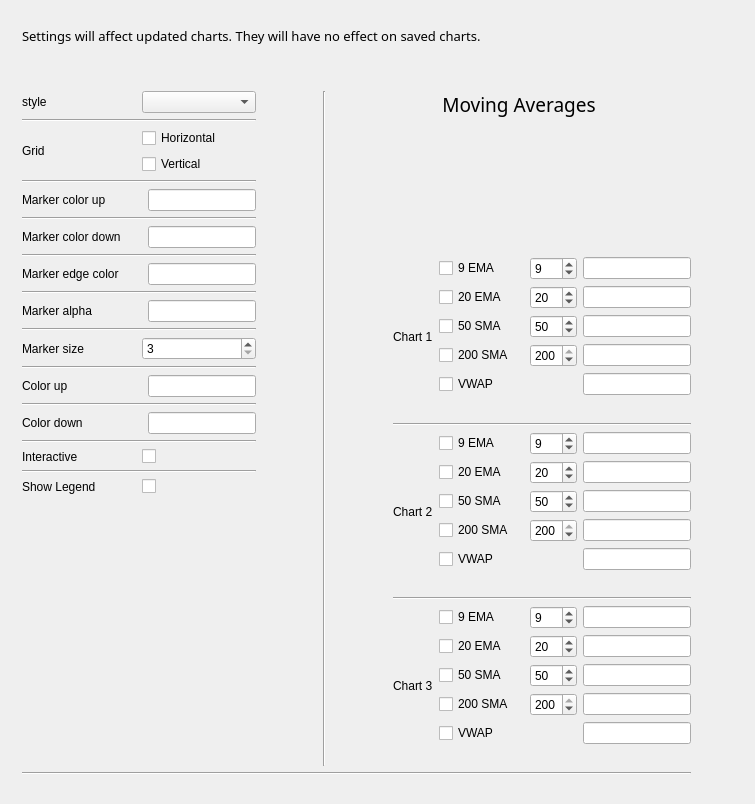
MikePia/structjour, file src/journal/view/chartform.ui: the form before one commit.
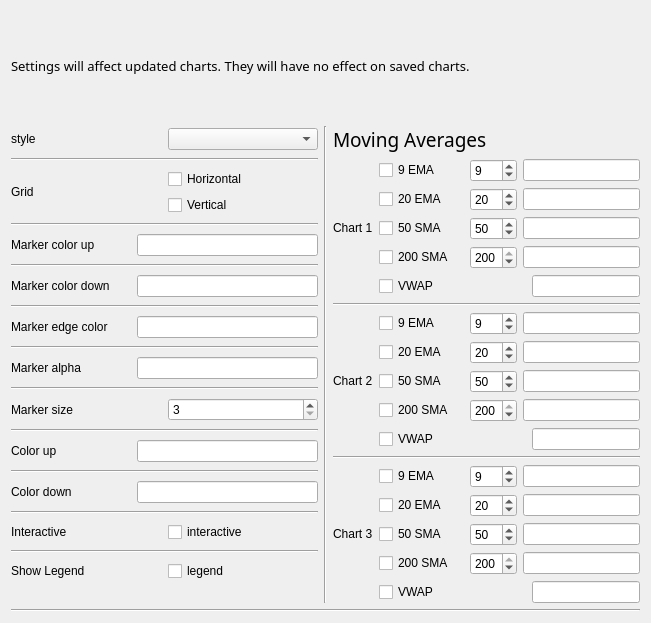
The form after the commit. Icons and pictures are not drawn.

Diff of the .ui file:
```diff
--- a/src/journal/view/chartform.ui
+++ b/src/journal/view/chartform.ui
@@ -6,8 +6,8 @@
    <rect>
     <x>0</x>
     <y>0</y>
-    <width>755</width>
-    <height>804</height>
+    <width>651</width>
+    <height>623</height>
    </rect>
   </property>
   <property name="windowTitle">
@@ -17,20 +17,19 @@
    <iconset>
     <normaloff>../../images/ZSLogo.png</normaloff>../../images/ZSLogo.png</iconset>
   </property>
-  <widget class="QWidget" name="">
-   <property name="geometry">
-    <rect>
-     <x>22</x>
-     <y>27</y>
-     <width>669</width>
-     <height>748</height>
-    </rect>
-   </property>
-   <layout class="QVBoxLayout" name="verticalLayout_9">
+  <layout class="QGridLayout" name="gridLayout">
+   <item row="0" column="0">
+    <layout class="QVBoxLayout" name="verticalLayout_10">
     <item>
      <layout class="QVBoxLayout" name="verticalLayout_8">
       <item>
        <widget class="QLabel" name="label_13">
+         <property name="sizePolicy">
+          <sizepolicy hsizetype="Preferred" vsizetype="Minimum">
+           <horstretch>0</horstretch>
+           <verstretch>0</verstretch>
+          </sizepolicy>
+         </property>
         <property name="font">
          <font>
           <family>Arial Rounded MT Bold</family>
@@ -42,22 +41,6 @@
         </property>
        </widget>
       </item>
-      <item>
-       <spacer name="verticalSpacer">
-        <property name="orientation">
-         <enum>Qt::Vertical</enum>
-        </property>
-        <property name="sizeType">
-         <enum>QSizePolicy::Minimum</enum>
-        </property>
-        <property name="sizeHint" stdset="0">
-         <size>
-          <width>20</width>
-          <height>40</height>
-         </size>
-        </property>
-       </spacer>
-      </item>
      </layout>
     </item>
     <item>
@@ -399,7 +382,7 @@
           <item>
            <widget class="QCheckBox" name="interactive">
             <property name="text">
-             <string/>
+              <string>interactive</string>
             </property>
            </widget>
           </item>
@@ -424,40 +407,14 @@
           <item>
            <widget class="QCheckBox" name="showLegend">
             <property name="text">
-             <string/>
+              <string>legend</string>
             </property>
            </widget>
           </item>
          </layout>
         </item>
-        <item>
-         <spacer name="verticalSpacer_5">
-          <property name="orientation">
-           <enum>Qt::Vertical</enum>
-          </property>
-          <property name="sizeHint" stdset="0">
-           <size>
-            <width>20</width>
-            <height>128</height>
-           </size>
-          </property>
-         </spacer>
-        </item>
-       </layout>
-      </item>
-      <item>
-       <spacer name="horizontalSpacer_4">
-        <property name="orientation">
-         <enum>Qt::Horizontal</enum>
-        </property>
-        <property name="sizeHint" stdset="0">
-         <size>
-          <width>13</width>
-          <height>20</height>
-         </size>
-        </property>
-       </spacer>
-      </item>
+        </layout>
+       </item>
       <item>
        <widget class="Line" name="line_3">
         <property name="orientation">
@@ -466,20 +423,7 @@
        </widget>
       </item>
       <item>
-       <spacer name="horizontalSpacer_5">
-        <property name="orientation">
-         <enum>Qt::Horizontal</enum>
-        </property>
-        <property name="sizeHint" stdset="0">
-         <size>
-          <width>13</width>
-          <height>20</height>
-         </size>
-        </property>
-       </spacer>
-      </item>
-      <item>
-       <layout class="QVBoxLayout" name="verticalLayout_5">
+        <layout class="QVBoxLayout" name="verticalLayout_9">
         <item>
          <layout class="QVBoxLayout" name="verticalLayout_4">
           <item>
@@ -491,23 +435,10 @@
              </font>
             </property>
             <property name="text">
-             <string>          Moving Averages</string>
+              <string>Moving Averages</string>
             </property>
            </widget>
           </item>
-          <item>
-           <spacer name="verticalSpacer_2">
-            <property name="orientation">
-             <enum>Qt::Vertical</enum>
-            </property>
-            <property name="sizeHint" stdset="0">
-             <size>
-              <width>20</width>
-              <height>18</height>
-             </size>
-            </property>
-           </spacer>
-          </item>
          </layout>
         </item>
         <item>
@@ -728,19 +659,6 @@
               </item>
              </layout>
             </item>
-            <item>
-             <spacer name="verticalSpacer_3">
-              <property name="orientation">
-               <enum>Qt::Vertical</enum>
-              </property>
-              <property name="sizeHint" stdset="0">
-               <size>
-                <width>20</width>
-                <height>18</height>
-               </size>
-              </property>
-             </spacer>
-            </item>
            </layout>
           </item>
          </layout>
@@ -970,19 +888,6 @@
               </item>
              </layout>
             </item>
-            <item>
-             <spacer name="verticalSpacer_4">
-              <property name="orientation">
-               <enum>Qt::Vertical</enum>
-              </property>
-              <property name="sizeHint" stdset="0">
-               <size>
-                <width>20</width>
-                <height>18</height>
-               </size>
-              </property>
-             </spacer>
-            </item>
            </layout>
           </item>
          </layout>
@@ -997,12 +902,22 @@
         <item>
          <layout class="QHBoxLayout" name="horizontalLayout_16">
           <item>
+            <layout class="QVBoxLayout" name="verticalLayout_5">
+             <item>
            <widget class="QLabel" name="label_12">
+               <property name="sizePolicy">
+                <sizepolicy hsizetype="Preferred" vsizetype="Preferred">
+                 <horstretch>0</horstretch>
+                 <verstretch>0</verstretch>
+                </sizepolicy>
+               </property>
             <property name="text">
              <string>Chart 3</string>
             </property>
            </widget>
           </item>
+            </layout>
+           </item>
           <item>
            <layout class="QVBoxLayout" name="verticalLayout">
             <item>
@@ -1212,19 +1127,6 @@
               </item>
              </layout>
             </item>
-            <item>
-             <spacer name="verticalSpacer_6">
-              <property name="orientation">
-               <enum>Qt::Vertical</enum>
-              </property>
-              <property name="sizeHint" stdset="0">
-               <size>
-                <width>20</width>
-                <height>18</height>
-               </size>
-              </property>
-             </spacer>
-            </item>
            </layout>
           </item>
          </layout>
@@ -1241,7 +1143,8 @@
      </widget>
     </item>
    </layout>
-  </widget>
+   </item>
+  </layout>
  </widget>
  <resources/>
  <connections/>
```
Left out of the diff: 4 changed lines with no effect on the pictures. Lines whose indentation alone changed are shown as unchanged.
